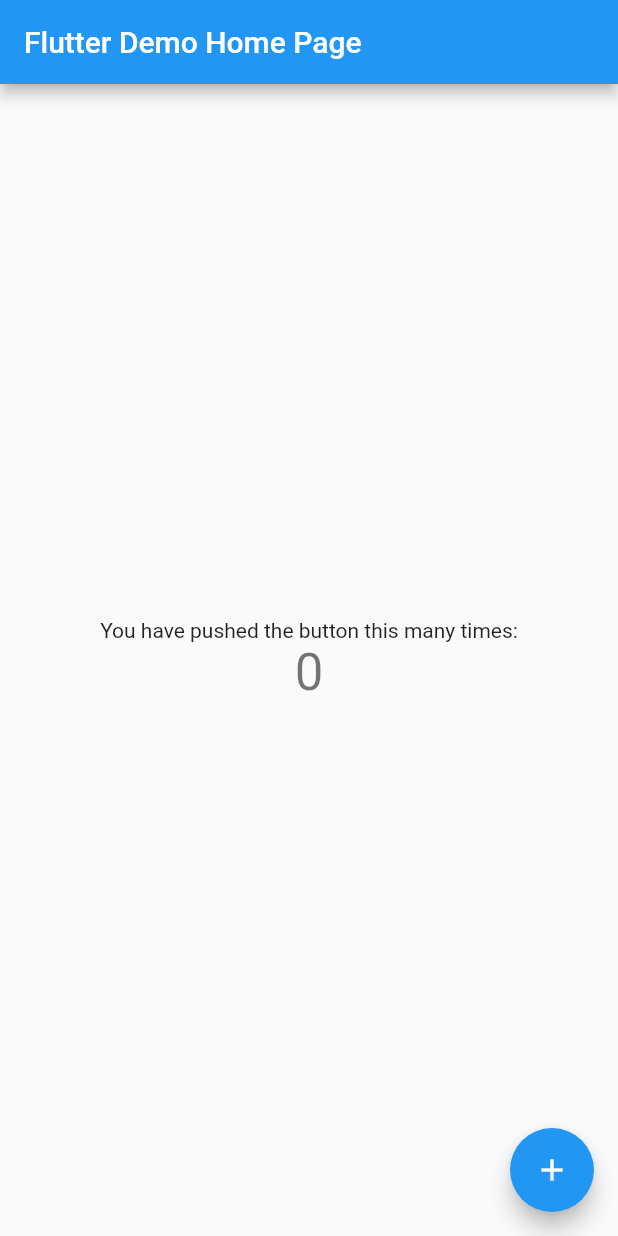
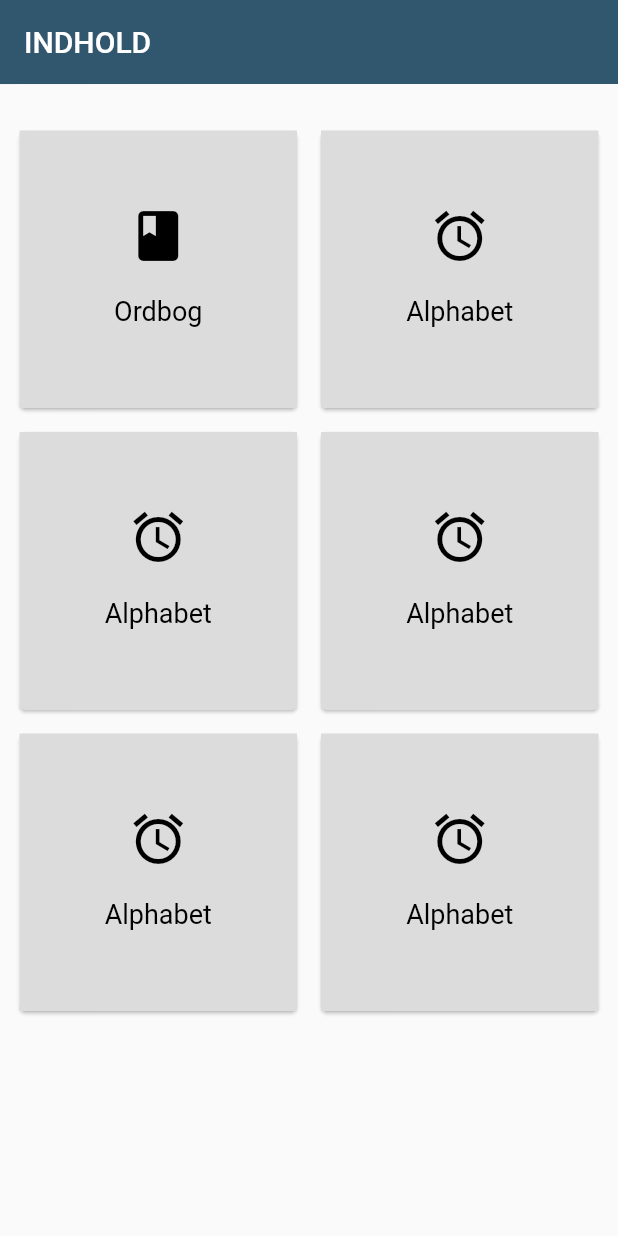
Before and after one commit to metromancn/LearnFlutter, a Flutter app: the screen it shows after launch, on a phone screen of 412 x 824 dp. Run offline on Flutter 3.47's test engine with Material 2 defaults, Android fonts, the phone set to English and light mode, and no system bars.

Commit message:
finish dashboard

```diff
--- /dev/null
+++ b/dashboard/lib/dashboard.dart
@@ -0,0 +1,67 @@
+import 'package:flutter/material.dart';
+
+class Dashboard extends StatefulWidget {
+  @override
+  _DashboardState createState() => _DashboardState();
+}
+
+class _DashboardState extends State<Dashboard> {
+  @override
+  Widget build(BuildContext context) {
+    return Scaffold(
+      appBar: AppBar(
+        title: Text("INDHOLD"),
+        elevation: .1,
+        backgroundColor: Color.fromRGBO(49, 87, 110, 1.0),
+      ),
+      body: Container(
+        padding: EdgeInsets.symmetric(vertical: 20.0, horizontal: 2.0),
+        child: GridView.count(
+          crossAxisCount: 2,
+          padding: EdgeInsets.all(3.0),
+          children: <Widget>[
+            makeDashboardItem("Ordbog", Icons.book),
+            makeDashboardItem("Alphabet", Icons.alarm),
+            makeDashboardItem("Alphabet", Icons.alarm),
+            makeDashboardItem("Alphabet", Icons.alarm),
+            makeDashboardItem("Alphabet", Icons.alarm),
+            makeDashboardItem("Alphabet", Icons.alarm)
+          ],
+        ),
+      ),
+    );
+  }
+
+  Card makeDashboardItem(String title, IconData icon) {
+    return Card(
+        elevation: 1.0,
+        margin: new EdgeInsets.all(8.0),
+        child: Container(
+          decoration: BoxDecoration(color: Color.fromRGBO(220, 220, 220, 1.0)),
+          child: new InkWell(
+            onTap: () {},
+            child: Column(
+              crossAxisAlignment: CrossAxisAlignment.stretch,
+              mainAxisSize: MainAxisSize.min,
+              verticalDirection: VerticalDirection.down,
+              children: <Widget>[
+                SizedBox(height: 50.0),
+                Center(
+                    child: Icon(
+                      icon,
+                      size: 40.0,
+                      color: Colors.black,
+                    )),
+                SizedBox(height: 20.0),
+                new Center(
+                  child: new Text(title,
+                      style:
+                      new TextStyle(fontSize: 18.0, color: Colors.black)),
+                )
+              ],
+            ),
+          ),
+        )
+    );
+  }
+}
--- a/dashboard/lib/main.dart
+++ b/dashboard/lib/main.dart
@@ -1,111 +1,17 @@
 import 'package:flutter/material.dart';
+import 'package:dashboard/dashboard.dart';
 
 void main() => runApp(MyApp());
 
 class MyApp extends StatelessWidget {
-  // This widget is the root of your application.
   @override
   Widget build(BuildContext context) {
     return MaterialApp(
       title: 'Flutter Demo',
       theme: ThemeData(
-        // This is the theme of your application.
-        //
-        // Try running your application with "flutter run". You'll see the
-        // application has a blue toolbar. Then, without quitting the app, try
-        // changing the primarySwatch below to Colors.green and then invoke
-        // "hot reload" (press "r" in the console where you ran "flutter run",
-        // or simply save your changes to "hot reload" in a Flutter IDE).
-        // Notice that the counter didn't reset back to zero; the application
-        // is not restarted.
         primarySwatch: Colors.blue,
       ),
-      home: MyHomePage(title: 'Flutter Demo Home Page'),
+      home: Dashboard(),
     );
   }
 }
-
-class MyHomePage extends StatefulWidget {
-  MyHomePage({Key key, this.title}) : super(key: key);
-
-  // This widget is the home page of your application. It is stateful, meaning
-  // that it has a State object (defined below) that contains fields that affect
-  // how it looks.
-
-  // This class is the configuration for the state. It holds the values (in this
-  // case the title) provided by the parent (in this case the App widget) and
-  // used by the build method of the State. Fields in a Widget subclass are
-  // always marked "final".
-
-  final String title;
-
-  @override
-  _MyHomePageState createState() => _MyHomePageState();
-}
-
-class _MyHomePageState extends State<MyHomePage> {
-  int _counter = 0;
-
-  void _incrementCounter() {
-    setState(() {
-      // This call to setState tells the Flutter framework that something has
-      // changed in this State, which causes it to rerun the build method below
-      // so that the display can reflect the updated values. If we changed
-      // _counter without calling setState(), then the build method would not be
-      // called again, and so nothing would appear to happen.
-      _counter++;
-    });
-  }
-
-  @override
-  Widget build(BuildContext context) {
-    // This method is rerun every time setState is called, for instance as done
-    // by the _incrementCounter method above.
-    //
-    // The Flutter framework has been optimized to make rerunning build methods
-    // fast, so that you can just rebuild anything that needs updating rather
-    // than having to individually change instances of widgets.
-    return Scaffold(
-      appBar: AppBar(
-        // Here we take the value from the MyHomePage object that was created by
-        // the App.build method, and use it to set our appbar title.
-        title: Text(widget.title),
-      ),
-      body: Center(
-        // Center is a layout widget. It takes a single child and positions it
-        // in the middle of the parent.
-        child: Column(
-          // Column is also layout widget. It takes a list of children and
-          // arranges them vertically. By default, it sizes itself to fit its
-          // children horizontally, and tries to be as tall as its parent.
-          //
-          // Invoke "debug painting" (press "p" in the console, choose the
-          // "Toggle Debug Paint" action from the Flutter Inspector in Android
-          // Studio, or the "Toggle Debug Paint" command in Visual Studio Code)
-          // to see the wireframe for each widget.
-          //
-          // Column has various properties to control how it sizes itself and
-          // how it positions its children. Here we use mainAxisAlignment to
-          // center the children vertically; the main axis here is the vertical
-          // axis because Columns are vertical (the cross axis would be
-          // horizontal).
-          mainAxisAlignment: MainAxisAlignment.center,
-          children: <Widget>[
-            Text(
-              'You have pushed the button this many times:',
-            ),
-            Text(
-              '$_counter',
-              style: Theme.of(context).textTheme.display1,
-            ),
-          ],
-        ),
-      ),
-      floatingActionButton: FloatingActionButton(
-        onPressed: _incrementCounter,
-        tooltip: 'Increment',
-        child: Icon(Icons.add),
-      ), // This trailing comma makes auto-formatting nicer for build methods.
-    );
-  }
-}
```
